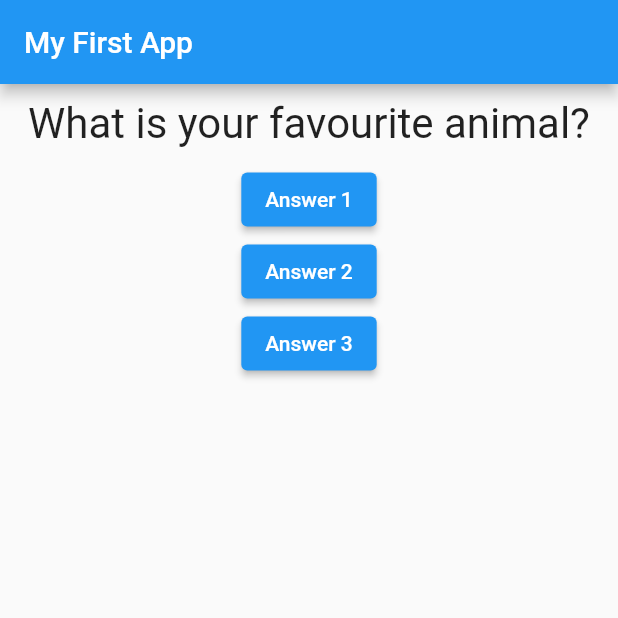
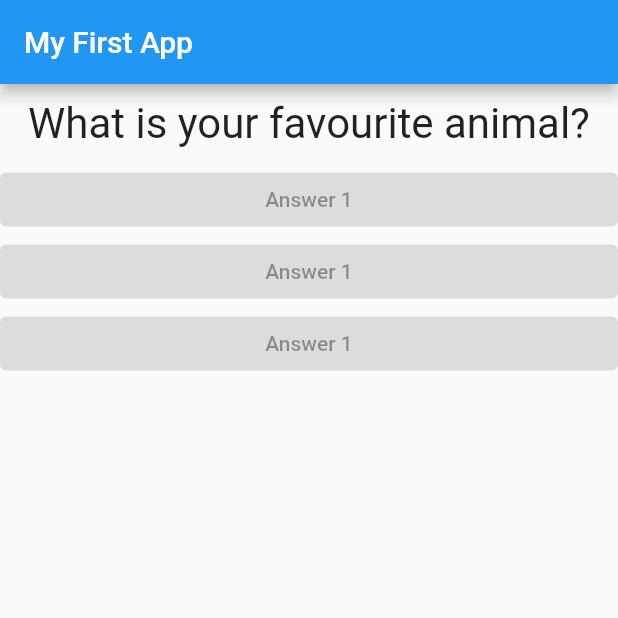
Before and after one commit to 0xcatrovacer/flutter-quiz-app, a Flutter app: the screen it shows after launch, on a phone screen of 412 x 824 dp, the top half of it. Run offline on Flutter 3.47's test engine with Material 2 defaults, Android fonts, the phone set to English and light mode, and no system bars.

Commit message:
added answer.dart

```diff
--- /dev/null
+++ b/lib/answer.dart
@@ -0,0 +1,11 @@
+import 'package:flutter/material.dart';
+
+class Answer extends StatelessWidget {
+  @override
+  Widget build(BuildContext context) {
+    return Container(
+      width: double.infinity,
+      child: ElevatedButton(onPressed: null, child: Text("Answer 1")),
+    );
+  }
+}
--- a/lib/main.dart
+++ b/lib/main.dart
@@ -1,6 +1,7 @@
 import 'package:flutter/material.dart';
 
 import './question.dart';
+import './answer.dart';
 
 void main() {
   runApp(MyApp());
@@ -36,9 +37,9 @@ class _MyAppState extends State<MyApp> {
         body: Column(
           children: [
             Question(questions[_questionIndex]),
-            ElevatedButton(onPressed: answerQuestion, child: Text("Answer 1")),
-            ElevatedButton(onPressed: answerQuestion, child: Text("Answer 2")),
-            ElevatedButton(onPressed: answerQuestion, child: Text("Answer 3")),
+            Answer(),
+            Answer(),
+            Answer()
           ],
         ),
       ),
```
